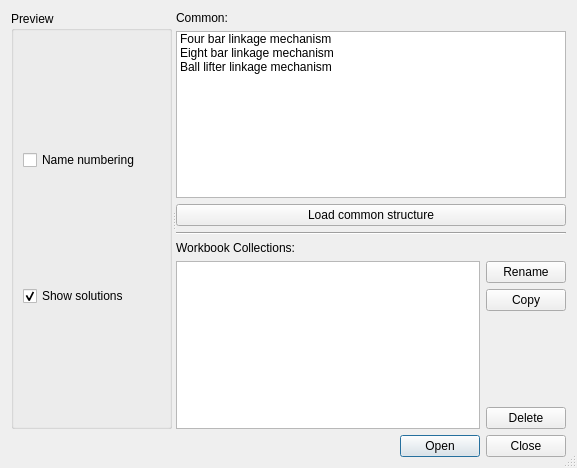
Qt form core/synthesis/Collections/TriangularIteration_dialog/collections.ui (KmolYuan/Pyslvs-UI) before a commit.
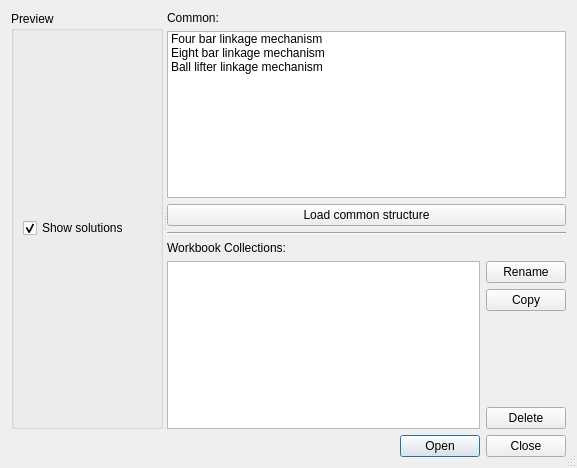
The same form after that commit. Icons and pictures are not drawn.

Patch:
```diff
--- a/core/synthesis/Collections/TriangularIteration_dialog/collections.ui
+++ b/core/synthesis/Collections/TriangularIteration_dialog/collections.ui
@@ -40,13 +40,6 @@
        <string>Preview</string>
       </property>
       <layout class="QVBoxLayout" name="preview_layout">
-       <item>
-        <widget class="QCheckBox" name="switch_name">
-         <property name="text">
-          <string>Name numbering</string>
-         </property>
-        </widget>
-       </item>
        <item>
         <widget class="QCheckBox" name="show_solutions">
          <property name="text">
```
